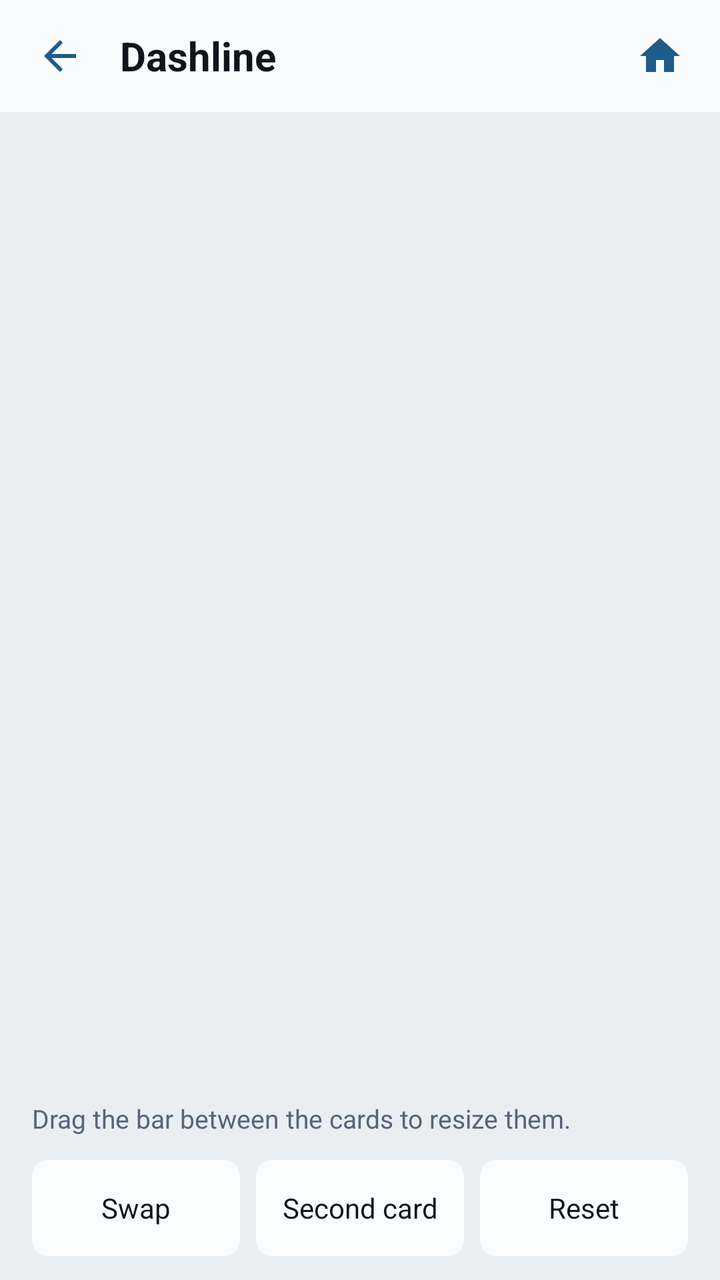
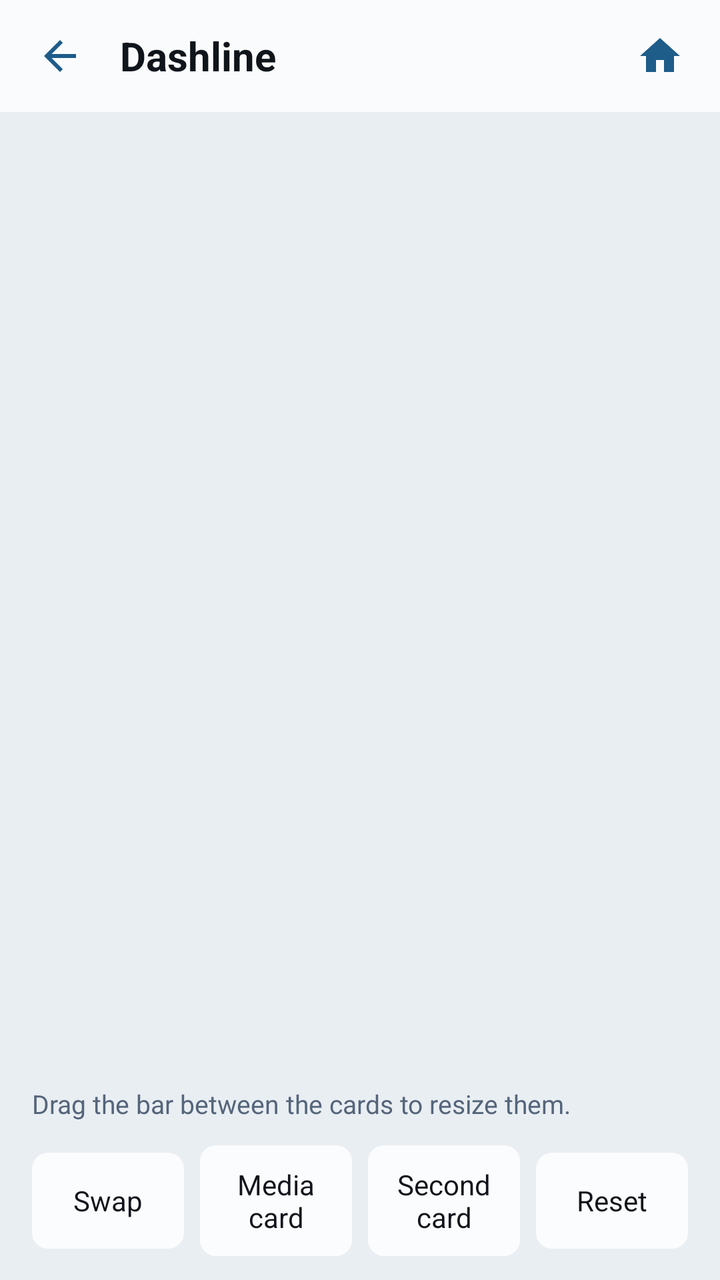

An Android layout rendered at two revisions. The XML below is the earlier revision; the diff shows what the commit changed to produce the second picture.
<!-- AndroidManifest.xml: application theme Theme.RadioLauncher -->
<!-- res/layout/activity_customize.xml -->
<?xml version="1.0" encoding="utf-8"?>
<LinearLayout xmlns:android="http://schemas.android.com/apk/res/android"
    android:layout_width="match_parent"
    android:layout_height="match_parent"
    android:orientation="vertical"
    android:background="@color/bg">

    <include
        android:id="@+id/header"
        layout="@layout/view_page_header" />

    
    <FrameLayout
        android:id="@+id/previewFrame"
        android:layout_width="match_parent"
        android:layout_height="0dp"
        android:layout_weight="1" />

    <TextView
        android:id="@+id/customizeHint"
        android:layout_width="match_parent"
        android:layout_height="wrap_content"
        android:paddingStart="16dp"
        android:paddingEnd="16dp"
        android:paddingTop="8dp"
        android:text="@string/customize_hint"
        android:textColor="@color/text_secondary"
        android:textSize="13sp" />

    <LinearLayout
        android:layout_width="match_parent"
        android:layout_height="wrap_content"
        android:orientation="horizontal"
        android:gravity="center"
        android:padding="12dp">

        <TextView
            android:id="@+id/btnSwap"
            style="@style/CustomizeButton"
            android:text="@string/customize_swap" />

        <TextView
            android:id="@+id/btnSecondCard"
            style="@style/CustomizeButton"
            android:text="@string/customize_second_card" />

        <TextView
            android:id="@+id/btnReset"
            style="@style/CustomizeButton"
            android:text="@string/customize_reset" />
    </LinearLayout>
</LinearLayout>
<!-- res/layout/view_page_header.xml (included above) -->
<?xml version="1.0" encoding="utf-8"?>
<LinearLayout xmlns:android="http://schemas.android.com/apk/res/android"
    xmlns:app="http://schemas.android.com/apk/res-auto"
    android:layout_width="match_parent"
    android:layout_height="56dp"
    android:orientation="horizontal"
    android:gravity="center_vertical"
    android:background="@color/bar"
    android:paddingStart="8dp"
    android:paddingEnd="8dp">

    <androidx.appcompat.widget.AppCompatImageView
        android:id="@+id/navBack"
        android:layout_width="44dp"
        android:layout_height="44dp"
        android:padding="10dp"
        android:background="?android:attr/selectableItemBackgroundBorderless"
        android:contentDescription="@string/nav_back"
        app:srcCompat="@drawable/ic_back" />

    <TextView
        android:id="@+id/pageTitle"
        android:layout_width="0dp"
        android:layout_height="wrap_content"
        android:layout_weight="1"
        android:layout_marginStart="8dp"
        android:layout_marginEnd="8dp"
        android:maxLines="1"
        android:ellipsize="end"
        android:text="@string/app_name"
        android:textColor="@color/text_primary"
        android:textSize="20sp"
        android:textStyle="bold" />

    <androidx.appcompat.widget.AppCompatImageView
        android:id="@+id/navHome"
        android:layout_width="44dp"
        android:layout_height="44dp"
        android:padding="10dp"
        android:background="?android:attr/selectableItemBackgroundBorderless"
        android:contentDescription="@string/nav_home"
        app:srcCompat="@drawable/ic_home" />

</LinearLayout>
<!-- resources referenced by this layout -->
<resources>
  <color name="bar">#C4FFFFFF</color>
  <color name="bg">#E9EEF3</color>
  <color name="text_primary">#10151B</color>
  <color name="text_secondary">#55657A</color>
  <!-- drawable ic_back (drawable) -->
  <vector xmlns:android="http://schemas.android.com/apk/res/android"
      android:width="24dp" android:height="24dp"
      android:viewportWidth="24" android:viewportHeight="24"
      android:tint="@color/icon_tint"
      android:autoMirrored="true">
      <path android:fillColor="@android:color/white"
          android:pathData="M20,11H7.83l5.59,-5.59L12,4l-8,8 8,8 1.41,-1.41L7.83,13H20v-2z" />
  </vector>
  <!-- drawable ic_home (drawable) -->
  <vector xmlns:android="http://schemas.android.com/apk/res/android"
      android:width="24dp" android:height="24dp"
      android:viewportWidth="24" android:viewportHeight="24"
      android:tint="@color/icon_tint">
      <path android:fillColor="@android:color/white"
          android:pathData="M10,20v-6h4v6h5v-8h3L12,3 2,12h3v8z" />
  </vector>
  <string name="app_name">Dashline</string>
  <string name="customize_hint">Drag the bar between the cards to resize them.</string>
  <string name="customize_reset">Reset</string>
  <string name="customize_second_card">Second card</string>
  <string name="customize_swap">Swap</string>
  <string name="nav_back">Back</string>
  <string name="nav_home">Home</string>
  <style name="CustomizeButton">
          <item name="android:layout_width">0dp</item>
          <item name="android:layout_height">wrap_content</item>
          <item name="android:layout_weight">1</item>
          <item name="android:layout_marginStart">4dp</item>
          <item name="android:layout_marginEnd">4dp</item>
          <item name="android:background">@drawable/card_dark</item>
          <item name="android:gravity">center</item>
          <item name="android:minHeight">48dp</item>
          <item name="android:padding">10dp</item>
          <item name="android:textColor">@color/text_primary</item>
          <item name="android:textSize">14sp</item>
          <item name="android:clickable">true</item>
          <item name="android:focusable">true</item>
      </style>
  <style name="Theme.RadioLauncher" parent="Theme.AppCompat.DayNight.NoActionBar">
          <item name="android:windowBackground">@color/bg</item>
      </style>
  <color name="icon_tint">#1E5C8A</color>
  <!-- drawable card_dark (drawable) -->
  <?xml version="1.0" encoding="utf-8"?>
  <shape xmlns:android="http://schemas.android.com/apk/res/android" android:shape="rectangle">
      <solid android:color="@color/surface" />
      <corners android:radius="8dp" />
  </shape>
  <color name="surface">#D6FFFFFF</color>
</resources>

<!-- the commit's change to res/layout/activity_customize.xml (unified diff, before → after) -->
@@ -38,6 +38,11 @@
             android:id="@+id/btnSwap"
             style="@style/CustomizeButton"
             android:text="@string/customize_swap" />
+
+        <TextView
+            android:id="@+id/btnMediaCard"
+            style="@style/CustomizeButton"
+            android:text="@string/customize_media_card" />
 
         <TextView
             android:id="@+id/btnSecondCard"
<!-- resource entries referenced after the edit -->
@@ -23,6 +23,7 @@
   </vector>
   <string name="app_name">Dashline</string>
   <string name="customize_hint">Drag the bar between the cards to resize them.</string>
+  <string name="customize_media_card">Media card</string>
   <string name="customize_reset">Reset</string>
   <string name="customize_second_card">Second card</string>
   <string name="customize_swap">Swap</string>
